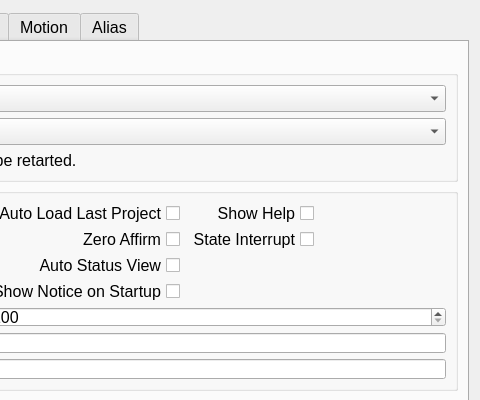
This is source/wnd/ui/syspref.ui in ww4u/megarobostudio as Qt 5 draws it before an edit; both pictures show x 242 to 722 and y 0 to 400 of the 722 by 657 pixel window. The edited form follows.
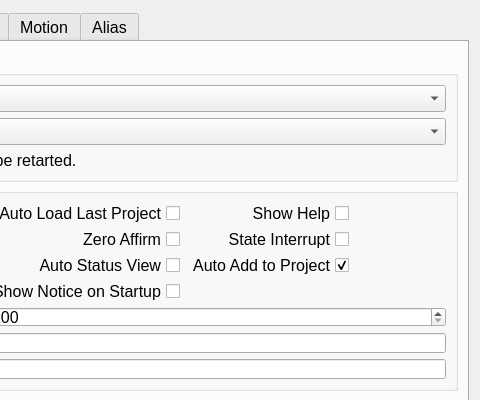
This is the edited form. The open tabs and pages were chosen to show the change. Icons and pictures are not drawn. Custom widgets are drawn as their Qt base class.

The edit to the form file:
```diff
--- a/source/wnd/ui/syspref.ui
+++ b/source/wnd/ui/syspref.ui
@@ -286,6 +286,19 @@
             </property>
            </widget>
           </item>
+          <item row="2" column="2">
+           <widget class="QCheckBox" name="chkNewAutoAdd">
+            <property name="layoutDirection">
+             <enum>Qt::RightToLeft</enum>
+            </property>
+            <property name="text">
+             <string>Auto Add to Project</string>
+            </property>
+            <property name="checked">
+             <bool>true</bool>
+            </property>
+           </widget>
+          </item>
          </layout>
         </widget>
        </item>
```
Left out of the diff: 22 changed lines with no effect on the pictures.
